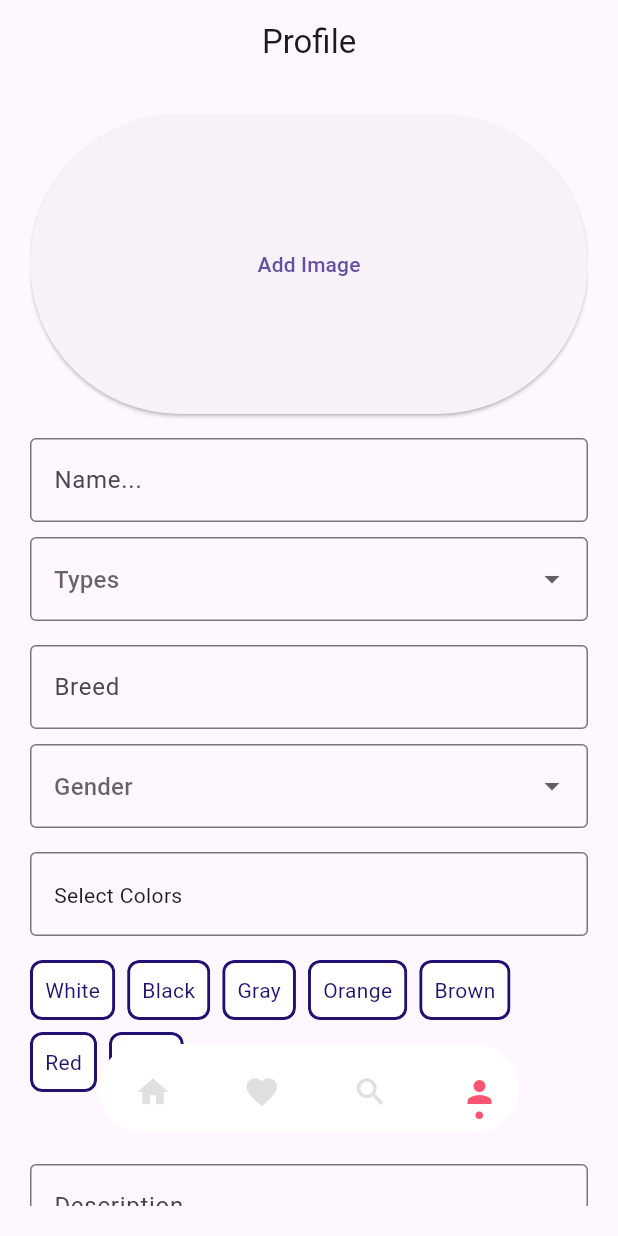
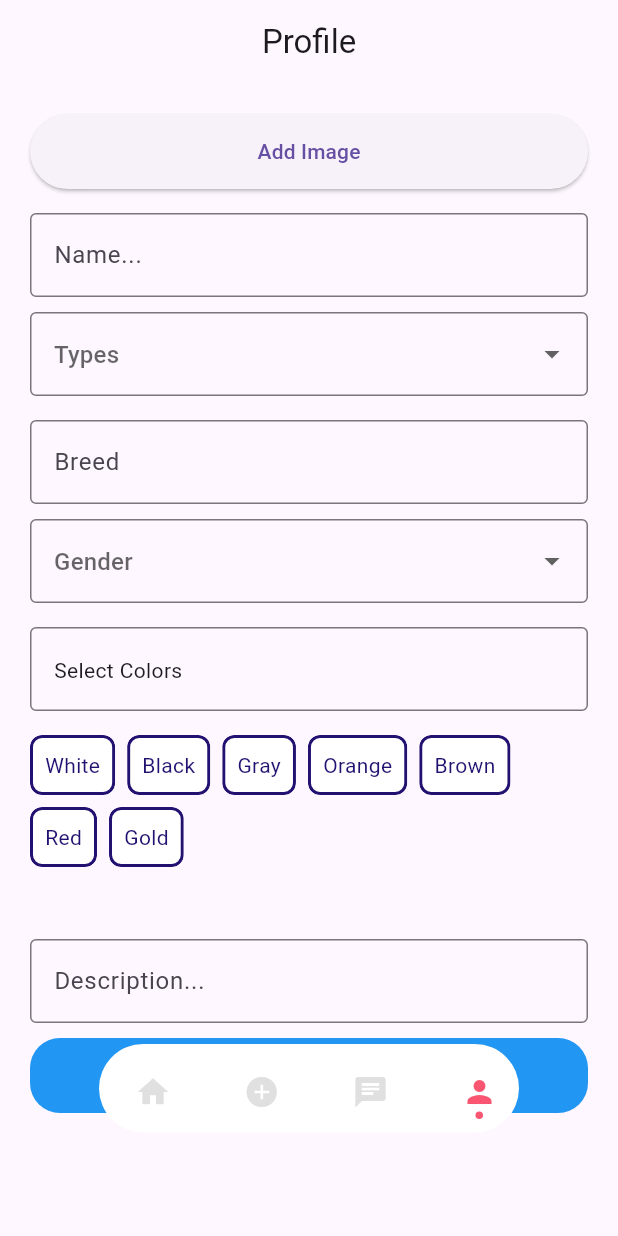
Before and after one commit to cnnxsun/Lost-and-Found, a Flutter app: the screen it shows after launch, on a phone screen of 412 x 824 dp. Run offline on Flutter 3.47's test engine with Material 3 defaults, Android fonts, the phone set to English and light mode, and no system bars; our stand-ins replace image_picker.

Commit message:
Add files via upload
Two page from project proposal

```diff
--- a/lib/main.dart
+++ b/lib/main.dart
@@ -6,7 +6,7 @@ void main() {
 }
 
 class MyApp extends StatelessWidget {
-  const MyApp({Key? key}) : super(key: key);
+  const MyApp({super.key});
 
   @override
   Widget build(BuildContext context) {
--- a/lib/profile.dart
+++ b/lib/profile.dart
@@ -3,13 +3,14 @@ import 'package:image_picker/image_picker.dart';
 import 'package:project1/widgets/custom_button.dart';
 import 'package:project1/widgets/custom_input.dart';
 import 'package:project1/dot_navigation_bar.dart';
+import 'profileShowDetails.dart';
+
 import 'dart:io';
-import 'package:flutter/rendering.dart';
 
 enum _SelectedTab { Home, AddPost, Chat, Profile }
 
 class FormPage extends StatefulWidget {
-  const FormPage({Key? key}) : super(key: key);
+  const FormPage({super.key});
 
   @override
   _FormPageState createState() => _FormPageState();
@@ -46,11 +47,12 @@ class _FormPageState extends State<FormPage> with TickerProviderStateMixin {
   Future<void> _pickImage() async {
     try {
       final picker = ImagePicker();
-      final pickedImage = await picker.getImage(source: ImageSource.gallery);
+      final pickedImage = await picker.pickImage(source: ImageSource.gallery);
 
       if (pickedImage != null) {
         setState(() {
-          selectedImages.add(pickedImage);
+          selectedImages.add(PickedFile(pickedImage.path));
+          print("Selected Images: $selectedImages");
         });
       }
     } catch (e) {
@@ -79,39 +81,41 @@ class _FormPageState extends State<FormPage> with TickerProviderStateMixin {
           padding: const EdgeInsets.all(20),
           child: ListView(
             children: [
-              Container(
-                width: 100, // Specify the desired width
-                height: 200, // Specify the desired height
+              Wrap(
+                spacing: 8.0,
+                runSpacing: 8.0,
+                children: selectedImages.map((PickedFile image) {
+                  return Center(
+                    child: SizedBox(
+                      width: 200,
+                      height: 200,
+                      child: Image.file(
+                        File(image.path),
+                        fit: BoxFit.cover,
+                      ),
+                    ),
+                  );
+                }).toList(),
+              ),
+              SizedBox(
+                width: 50, // Specify the desired width
+                height: 50, // Specify the desired height
                 child: ElevatedButton(
                   onPressed: _pickImage,
                   child: const Text("Add Image"),
                 ),
               ),
-              Wrap(
-                spacing: 8.0,
-                runSpacing: 8.0,
-                children: selectedImages.map((PickedFile image) {
-                  return Container(
-                    width: 100,
-                    height: 500,
-                    child: Image.file(
-                      File(image.path),
-                      fit: BoxFit.cover,
-                    ),
-                  );
-                }).toList(),
-              ),
-              SizedBox(height: 16),
+              const SizedBox(height: 16),
               CustomInput(
                   hint: "Name...",
-                  inputBorder: OutlineInputBorder(),
+                  inputBorder: const OutlineInputBorder(),
                   onChanged: (value) {
                     setState(() {
                       Name = value;
                     });
                   }),
               DropdownButtonFormField(
-                decoration: InputDecoration(
+                decoration: const InputDecoration(
                   hintText: "Types",
                   border: OutlineInputBorder(),
                 ),
@@ -130,17 +134,17 @@ class _FormPageState extends State<FormPage> with TickerProviderStateMixin {
                   );
                 }).toList(),
               ),
-              SizedBox(height: 16),
+              const SizedBox(height: 16),
               CustomInput(
                   hint: "Breed",
-                  inputBorder: OutlineInputBorder(),
+                  inputBorder: const OutlineInputBorder(),
                   onChanged: (value) {
                     setState(() {
                       Breed = value;
                     });
                   }),
               DropdownButtonFormField(
-                decoration: InputDecoration(
+                decoration: const InputDecoration(
                   hintText: "Gender",
                   border: OutlineInputBorder(),
                 ),
@@ -159,9 +163,9 @@ class _FormPageState extends State<FormPage> with TickerProviderStateMixin {
                   );
                 }).toList(),
               ),
-              SizedBox(height: 16),
+              const SizedBox(height: 16),
               InputDecorator(
-                decoration: InputDecoration(
+                decoration: const InputDecoration(
                   hintText: "Selected Colors",
                   border: OutlineInputBorder(),
                 ),
@@ -175,7 +179,7 @@ class _FormPageState extends State<FormPage> with TickerProviderStateMixin {
                   ],
                 ),
               ),
-              SizedBox(height: 16),
+              const SizedBox(height: 16),
               Wrap(
                 spacing: 8.0,
                 runSpacing: 8.0,
@@ -196,11 +200,11 @@ class _FormPageState extends State<FormPage> with TickerProviderStateMixin {
                         padding: const EdgeInsets.all(8.0),
                         decoration: BoxDecoration(
                           color: selectedColors.contains(color)
-                              ? Color.fromARGB(255, 250, 86, 114)
+                              ? const Color.fromARGB(255, 250, 86, 114)
                               : Colors.white,
                           borderRadius: BorderRadius.circular(8.0),
                           border: Border.all(
-                            color: Color.fromARGB(
+                            color: const Color.fromARGB(
                                 255, 34, 17, 112), // Border color
                             width: 2.0, // Border width
                           ),
@@ -210,7 +214,7 @@ class _FormPageState extends State<FormPage> with TickerProviderStateMixin {
                           style: TextStyle(
                             color: selectedColors.contains(color)
                                 ? Colors.white
-                                : Color.fromARGB(255, 34, 17, 112),
+                                : const Color.fromARGB(255, 34, 17, 112),
                           ),
                         ),
                       ),
@@ -218,13 +222,13 @@ class _FormPageState extends State<FormPage> with TickerProviderStateMixin {
                   );
                 }).toList(),
               ),
-              SizedBox(height: 16),
-              SizedBox(height: 8),
-              SizedBox(height: 8),
-              SizedBox(height: 16),
+              const SizedBox(height: 16),
+              const SizedBox(height: 8),
+              const SizedBox(height: 8),
+              const SizedBox(height: 16),
               CustomInput(
                   hint: "Description...",
-                  inputBorder: OutlineInputBorder(),
+                  inputBorder: const OutlineInputBorder(),
                   onChanged: (value) {
                     setState(() {
                       Description = value;
@@ -240,23 +244,38 @@ class _FormPageState extends State<FormPage> with TickerProviderStateMixin {
                   print("Selected colors: $selectedColors");
                   print("Selected images: $selectedImages");
                   print("Gender: $Gender");
+
                   print("Breed: $Breed");
                   print("Name: $Name");
                   print("Type: $Type");
                   print("Description: $Description");
+
+                  Navigator.push(
+                    context,
+                    MaterialPageRoute(
+                        builder: (context) => profileShowDetails(
+                              selectedColors: selectedColors,
+                              selectedImages: selectedImages,
+                              gender: Gender ?? "",
+                              breed: Breed ?? "",
+                              name: Name ?? "",
+                              type: Type ?? "",
+                              description: Description ?? "",
+                            )),
+                  );
                 },
               ),
             ],
           ),
         ),
-        bottomNavigationBar: Container(
+        bottomNavigationBar: SizedBox(
           height: 160,
           child: Padding(
-            padding: EdgeInsets.only(bottom: 0),
+            padding: const EdgeInsets.only(bottom: 0),
             child: DotNavigationBar(
-              margin: EdgeInsets.only(left: 30, right: 30),
+              margin: const EdgeInsets.only(left: 30, right: 30),
               currentIndex: _SelectedTab.values.indexOf(_selectedTab),
-              dotIndicatorColor: Color.fromARGB(255, 250, 86, 114),
+              dotIndicatorColor: const Color.fromARGB(255, 250, 86, 114),
               unselectedItemColor: Colors.grey[300],
               splashBorderRadius: 50,
               //enableFloatingNavBar: false,
@@ -264,26 +283,26 @@ class _FormPageState extends State<FormPage> with TickerProviderStateMixin {
               items: [
                 /// Home
                 DotNavigationBarItem(
-                  icon: Icon(Icons.home),
-                  selectedColor: Color.fromARGB(255, 250, 86, 114),
+                  icon: const Icon(Icons.home),
+                  selectedColor: const Color.fromARGB(255, 250, 86, 114),
                 ),
 
                 /// Likes
                 DotNavigationBarItem(
-                  icon: Icon(Icons.favorite),
-                  selectedColor: Color.fromARGB(255, 250, 86, 114),
+                  icon: const Icon(Icons.add_circle),
+                  selectedColor: const Color.fromARGB(255, 250, 86, 114),
                 ),
 
                 /// Search
                 DotNavigationBarItem(
-                  icon: Icon(Icons.search),
-                  selectedColor: Color.fromARGB(255, 250, 86, 114),
+                  icon: const Icon(Icons.chat),
+                  selectedColor: const Color.fromARGB(255, 250, 86, 114),
                 ),
 
                 /// Profile
                 DotNavigationBarItem(
-                  icon: Icon(Icons.person),
-                  selectedColor: Color.fromARGB(255, 250, 86, 114),
+                  icon: const Icon(Icons.person),
+                  selectedColor: const Color.fromARGB(255, 250, 86, 114),
                 ),
               ],
             ),
--- a/lib/src/NavBars.dart
+++ b/lib/src/NavBars.dart
@@ -134,7 +134,7 @@ class DotNavigationBar extends StatelessWidget {
             ),
           )
         : Container(
-            padding: EdgeInsets.symmetric(vertical: 12),
+            padding: const EdgeInsets.symmetric(vertical: 12),
             color: backgroundColor,
             child: Padding(
               padding: margin,
--- a/lib/src/body.dart
+++ b/lib/src/body.dart
@@ -47,10 +47,10 @@ class Body extends StatelessWidget {
             curve: curve,
             duration: duration,
             builder: (context, t, _) {
-              final _selectedColor =
+              final selectedColor =
                   item.selectedColor ?? selectedItemColor ?? theme.primaryColor;
 
-              final _unselectedColor = item.unselectedColor ??
+              final unselectedColor = item.unselectedColor ??
                   unselectedItemColor ??
                   theme.iconTheme.color;
 
@@ -60,11 +60,11 @@ class Body extends StatelessWidget {
                 clipBehavior: Clip.antiAlias,
                 child: InkWell(
                   onTap: () => onTap.call(items.indexOf(item)),
-                  focusColor: splashColor ?? _selectedColor.withOpacity(0.1),
+                  focusColor: splashColor ?? selectedColor.withOpacity(0.1),
                   highlightColor:
-                      splashColor ?? _selectedColor.withOpacity(0.1),
-                  splashColor: splashColor ?? _selectedColor.withOpacity(0.1),
-                  hoverColor: splashColor ?? _selectedColor.withOpacity(0.1),
+                      splashColor ?? selectedColor.withOpacity(0.1),
+                  splashColor: splashColor ?? selectedColor.withOpacity(0.1),
+                  hoverColor: splashColor ?? selectedColor.withOpacity(0.1),
                   child: Stack(children: <Widget>[
                     Padding(
                       padding: itemPadding -
@@ -76,7 +76,7 @@ class Body extends StatelessWidget {
                           IconTheme(
                             data: IconThemeData(
                               color: Color.lerp(
-                                  _unselectedColor, _selectedColor, t),
+                                  unselectedColor, selectedColor, t),
                               size: 24,
                             ),
                             child: item.icon,
@@ -97,16 +97,14 @@ class Body extends StatelessWidget {
                             child: DefaultTextStyle(
                               style: TextStyle(
                                 color: Color.lerp(
-                                    _selectedColor.withOpacity(0.0),
-                                    _selectedColor,
+                                    selectedColor.withOpacity(0.0),
+                                    selectedColor,
                                     t),
                                 fontWeight: FontWeight.w600,
                               ),
                               child: CircleAvatar(
                                   radius: 2.5,
-                                  backgroundColor: dotIndicatorColor != null
-                                      ? dotIndicatorColor
-                                      : _selectedColor),
+                                  backgroundColor: dotIndicatorColor ?? selectedColor),
                             ),
                           ),
                         ),
--- a/lib/widgets/custom_button.dart
+++ b/lib/widgets/custom_button.dart
@@ -3,7 +3,7 @@ import 'package:flutter/material.dart';
 class CustomBtn extends StatelessWidget {
   final Function? callback;
   final Widget? title;
-  CustomBtn({Key? key, this.title, this.callback}) : super(key: key);
+  const CustomBtn({super.key, this.title, this.callback});
 
   @override
   Widget build(BuildContext context) {
--- a/lib/widgets/custom_input.dart
+++ b/lib/widgets/custom_input.dart
@@ -4,8 +4,7 @@ class CustomInput extends StatelessWidget {
   final ValueChanged<String>? onChanged;
   final String? hint;
   final InputBorder? inputBorder;
-  CustomInput({Key? key, this.onChanged, this.hint, this.inputBorder})
-      : super(key: key);
+  const CustomInput({super.key, this.onChanged, this.hint, this.inputBorder});
 
   @override
   Widget build(BuildContext context) {
```
Also changed, not shown: lib/profileShowDetails.dart (added, +171 -0 lines).
